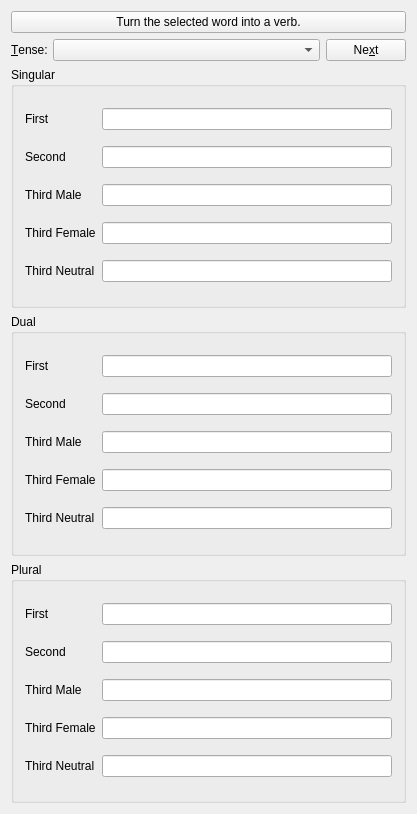
Above: src/entry-dialogs/conjugationwidget.ui from KDE/parley before the change. Below: the same form after it.
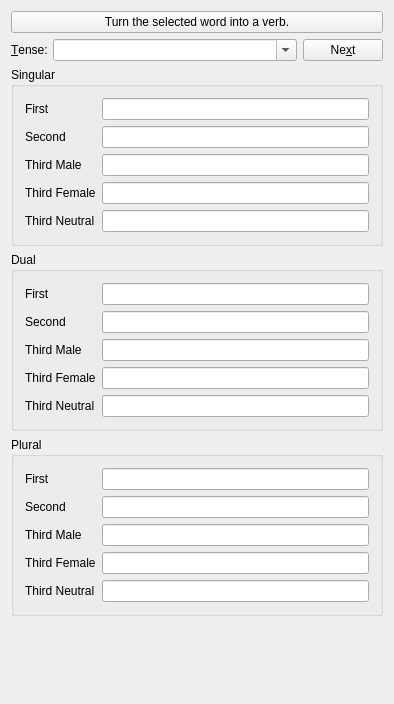
That is the form after the change. Custom widgets are drawn as their Qt base class.

What changed in the file:
```diff
--- a/src/entry-dialogs/conjugationwidget.ui
+++ b/src/entry-dialogs/conjugationwidget.ui
@@ -5,8 +5,8 @@
    <rect>
     <x>0</x>
     <y>0</y>
-    <width>417</width>
-    <height>814</height>
+    <width>394</width>
+    <height>704</height>
    </rect>
   </property>
   <property name="sizePolicy" >
@@ -72,11 +72,20 @@
      <item row="0" column="1" >
       <widget class="QComboBox" name="tenseComboBox" >
        <property name="sizePolicy" >
-        <sizepolicy vsizetype="Fixed" hsizetype="MinimumExpanding" >
+        <sizepolicy vsizetype="Fixed" hsizetype="Expanding" >
          <horstretch>0</horstretch>
          <verstretch>0</verstretch>
         </sizepolicy>
        </property>
+       <property name="editable" >
+        <bool>true</bool>
+       </property>
+       <property name="currentIndex" >
+        <number>-1</number>
+       </property>
+       <property name="maxVisibleItems" >
+        <number>20</number>
+       </property>
       </widget>
      </item>
     </layout>
@@ -309,10 +318,30 @@
      </layout>
     </widget>
    </item>
+   <item>
+    <spacer name="verticalSpacer" >
+     <property name="orientation" >
+      <enum>Qt::Vertical</enum>
+     </property>
+     <property name="sizeHint" stdset="0" >
+      <size>
+       <width>20</width>
+       <height>40</height>
+      </size>
+     </property>
+    </spacer>
+   </item>
   </layout>
  </widget>
  <layoutdefault spacing="6" margin="11" />
  <pixmapfunction>qPixmapFromMimeSource</pixmapfunction>
+ <customwidgets>
+  <customwidget>
+   <class>KComboBox</class>
+   <extends>QComboBox</extends>
+   <header>kcombobox.h</header>
+  </customwidget>
+ </customwidgets>
  <resources/>
  <connections/>
 </ui>
```
Left out of the diff: 2 changed lines with no effect on the pictures.
